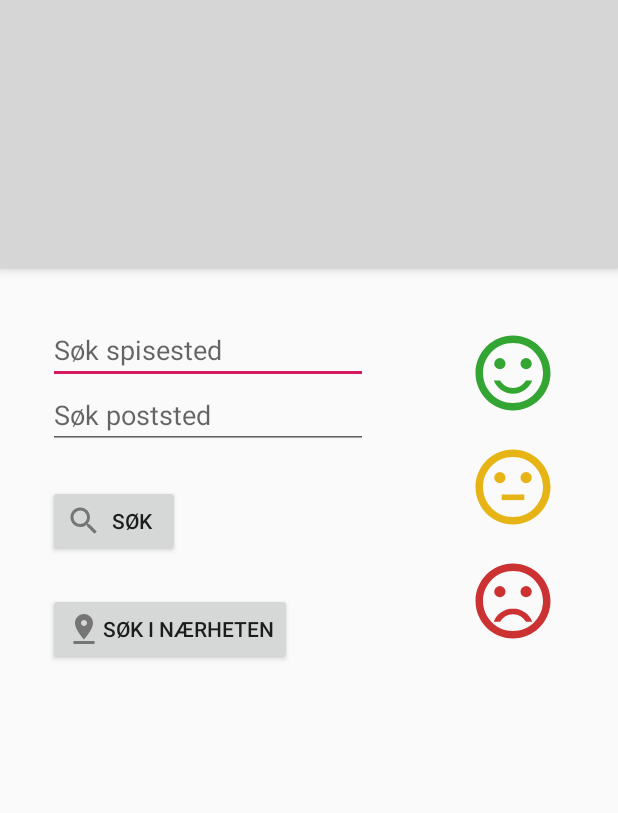
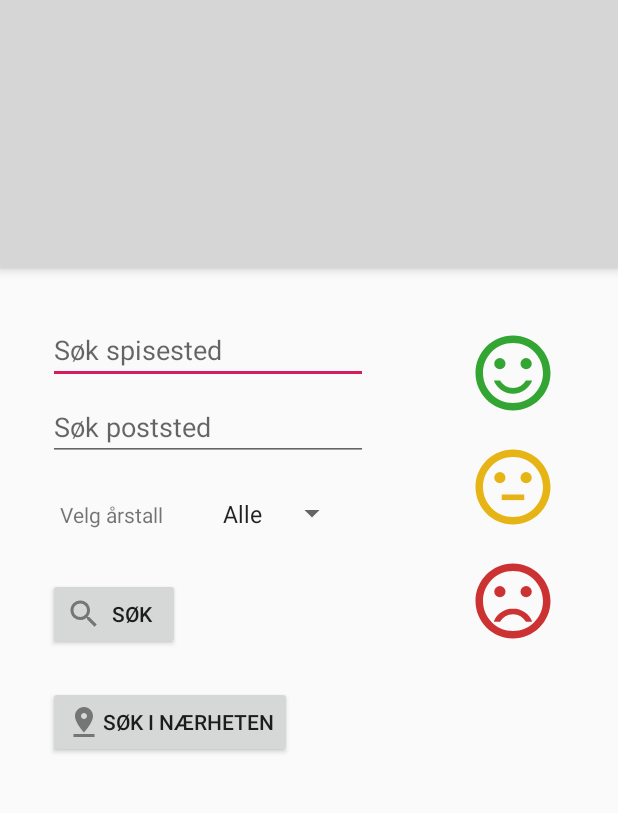
Before and after one commit to leknesh/GrontLys, an Android app: the screen it shows after launch (MainActivity), on a phone screen of 412 x 824 dp, the part 62-875 px from its top. Run offline under Robolectric (Android 15) with nearby library versions, the phone set to English and light mode, and no system bars.

Commit message:
Tilsynsliste-problem fixet. Lagt på Filtrering på årstall. Før etablering av preferenceFragment

```diff
--- a/app/src/main/java/com/hle/grontlys/MainActivity.java
+++ b/app/src/main/java/com/hle/grontlys/MainActivity.java
@@ -11,8 +11,10 @@ import androidx.appcompat.widget.Toolbar;
 import android.view.View;
 import android.view.Menu;
 import android.view.MenuItem;
+import android.widget.ArrayAdapter;
 import android.widget.Button;
 import android.widget.EditText;
+import android.widget.Spinner;
 import android.widget.Toast;
 
 
@@ -22,7 +24,8 @@ import java.util.ArrayList;
 public class MainActivity extends AppCompatActivity implements View.OnClickListener {
 
     private EditText navnEditText, poststedEditText;
-    private String sokeNavn, sokePoststed;
+    private Spinner arstallSpinner;
+    private String sokeNavn, sokePoststed, arstall;
     private ArrayList<Spisested> spisestedListe= new ArrayList<>();
 
 
@@ -36,8 +39,12 @@ public class MainActivity extends AppCompatActivity implements View.OnClickListe
         Toolbar toolbar = findViewById(R.id.toolbar);
         setSupportActionBar(toolbar);
 
+        //setter opp view-variabler
         navnEditText = findViewById(R.id.spisested_sokenavn);
         poststedEditText = findViewById(R.id.poststed_sokenavn);
+
+        arstallSpinner = findViewById(R.id.arstall_spinner);
+        byggSpinner();
 
         Button sokeKnapp = findViewById(R.id.sok_knapp);
         sokeKnapp.setOnClickListener(this);
@@ -45,19 +52,22 @@ public class MainActivity extends AppCompatActivity implements View.OnClickListe
         Button visHerKnapp = findViewById(R.id.vis_her_knapp);
         visHerKnapp.setOnClickListener(this);
 
-        /* Foreløpig ikke i bruk
-        FloatingActionButton fab = findViewById(R.id.fab);
-        fab.setOnClickListener(new View.OnClickListener() {
-            @Override
-            public void onClick(View view) {
-                Snackbar.make(view, "Replace with your own action", Snackbar.LENGTH_LONG)
-                        .setAction("Action", null).show();
-            }
-        }); */
+
+
+    }
+
+    private void byggSpinner() {
+        final String[] ARSTALL = {"Alle", "2020", "2019", "2018", "2017", "2016"};
+
+        ArrayAdapter<String> spinnerAdapter = new ArrayAdapter<>(
+                this, android.R.layout.simple_spinner_item, ARSTALL );
+        spinnerAdapter.setDropDownViewResource(android.R.layout.simple_spinner_dropdown_item);
+
+        arstallSpinner.setAdapter(spinnerAdapter);
     }
 
 
-        @Override
+    @Override
     public void onClick(View v) {
         switch (v.getId()){
             case R.id.sok_knapp:
@@ -71,6 +81,7 @@ public class MainActivity extends AppCompatActivity implements View.OnClickListe
     private void startSpisestedSok() {
         sokeNavn        = navnEditText.getText().toString();
         sokePoststed    = poststedEditText.getText().toString();
+        arstall = arstallSpinner.getSelectedItem().toString();
 
         //lar ikke bruker hente hele datasettet
         if (sokeNavn.isEmpty() && sokePoststed.isEmpty()){
@@ -80,6 +91,7 @@ public class MainActivity extends AppCompatActivity implements View.OnClickListe
             Intent intent = new Intent(this, SokelisteActivity.class);
             intent.putExtra("sokenavn", sokeNavn);
             intent.putExtra("sokepoststed", sokePoststed);
+            intent.putExtra("arstall", arstall);
 
             startActivity(intent);
         }
--- a/app/src/main/res/layout/activity_main.xml
+++ b/app/src/main/res/layout/activity_main.xml
@@ -23,13 +23,5 @@
 
     <include layout="@layout/content_main" />
 
-    <com.google.android.material.floatingactionbutton.FloatingActionButton
-        android:id="@+id/fab"
-        android:layout_width="wrap_content"
-        android:layout_height="wrap_content"
-        android:layout_gravity="bottom|end"
-        android:layout_margin="@dimen/fab_margin"
-        android:visibility="gone"
-        app:srcCompat="@android:drawable/ic_dialog_email" />
 
 </androidx.coordinatorlayout.widget.CoordinatorLayout>
--- a/app/src/main/res/layout/content_main.xml
+++ b/app/src/main/res/layout/content_main.xml
@@ -84,11 +84,38 @@
             android:id="@+id/poststed_sokenavn"
             android:layout_width="wrap_content"
             android:layout_height="wrap_content"
-            android:paddingTop="8dp"
+            android:paddingTop="16dp"
             android:ems="10"
             android:inputType="text"
             android:hint="@string/sok_poststed"
             android:layout_below="@id/spisested_sokenavn" />
+
+        <LinearLayout
+            android:layout_width="wrap_content"
+            android:layout_height="wrap_content"
+            android:layout_marginTop="16dp"
+            android:orientation="horizontal">
+
+            <TextView
+                android:layout_width="wrap_content"
+                android:layout_height="wrap_content"
+                android:paddingHorizontal="8dp"
+                android:paddingVertical="8dp"
+                android:text="Velg årstall"
+                android:textSize="14sp" />
+
+            <Spinner
+                android:id="@+id/arstall_spinner"
+                android:layout_width="wrap_content"
+                android:layout_height="wrap_content"
+                android:layout_marginStart="16dp"
+                android:paddingHorizontal="8dp"
+                android:paddingVertical="8dp"
+                android:spinnerMode="dialog" />
+
+
+        </LinearLayout>
+
 
         <Button
             android:id="@+id/sok_knapp"
```
Also changed, not shown: app/src/main/java/com/hle/grontlys/SokelisteActivity.java (+45 -13 lines), app/src/main/java/com/hle/grontlys/Tilsyn.java (+29 -4 lines), app/src/main/java/com/hle/grontlys/TilsynDetailActivity.java (+9 -7 lines), app/src/main/java/com/hle/grontlys/TilsynDetailFragment.java (+21 -3 lines), app/src/main/java/com/hle/grontlys/TilsynListActivity.java (+25 -22 lines), app/src/main/res/layout/activity_sokeliste.xml (+0 -7 lines), app/src/main/res/layout/activity_tilsyn_list.xml (+0 -10 lines).
